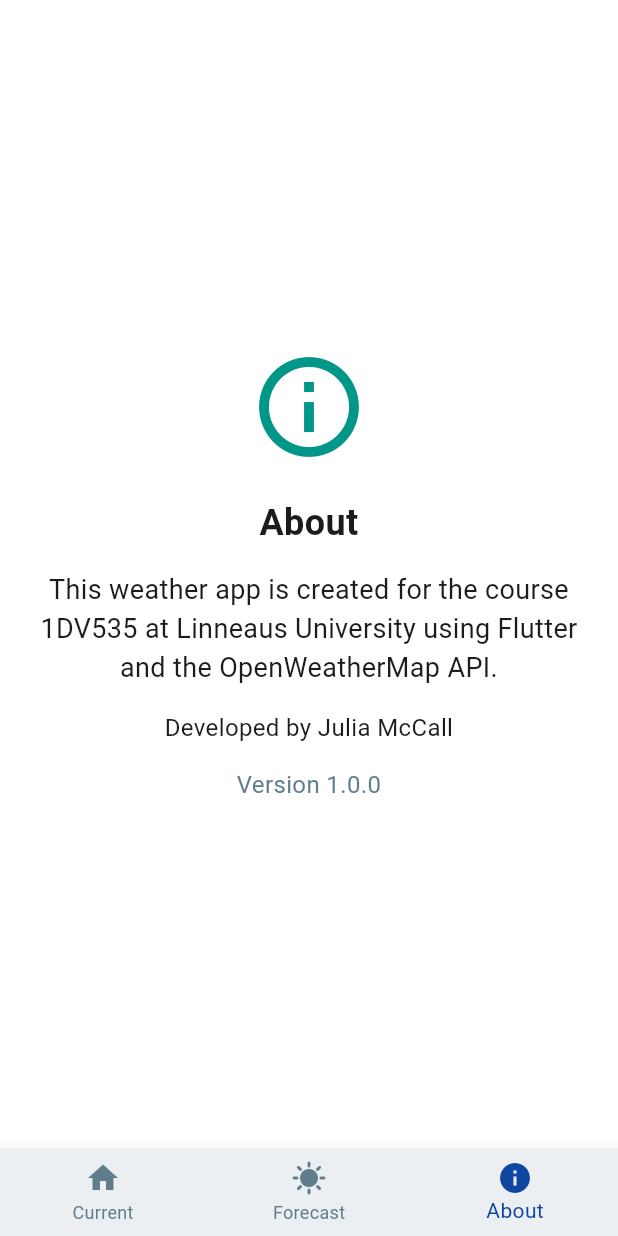
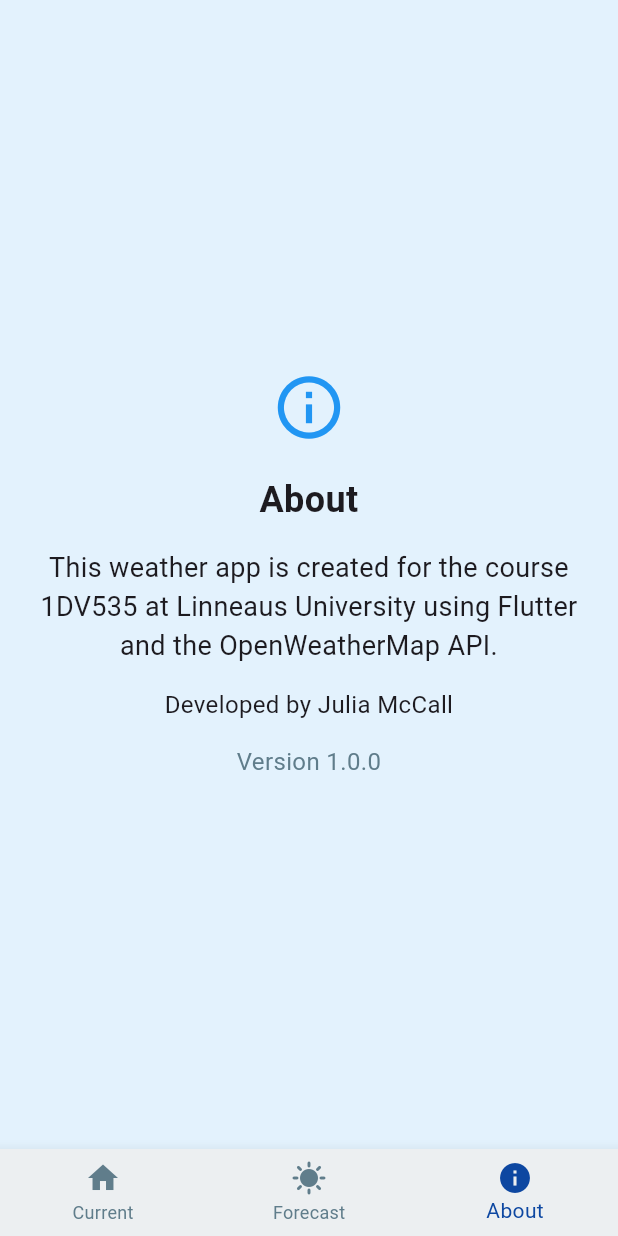
Before and after one commit to mccalljulia/weather_app, a Flutter app: the screen it shows after launch, item 3 of the bottom bar chosen, on a phone screen of 412 x 824 dp. Run offline on Flutter 3.47's test engine with Material 3 defaults, Android fonts, the phone set to English and light mode, and no system bars; our stand-ins replace flutter_dotenv, geolocator, google_fonts.

Commit message:
#9 Improve 'About' page ui

```diff
--- a/lib/pages/about_page.dart
+++ b/lib/pages/about_page.dart
@@ -11,14 +11,14 @@ class _AboutPageState extends State<AboutPage> {
   @override
   Widget build(BuildContext context) {
     return Scaffold(
-      backgroundColor: Colors.white,
+      backgroundColor: Colors.blue.shade50,
       body: Center(
         child: Padding(
           padding: const EdgeInsets.all(24),
           child: Column(
             mainAxisAlignment: MainAxisAlignment.center,
             children: const [
-              Icon(Icons.info_outline, size: 80, color: Colors.teal),
+              Icon(Icons.info_outline, size: 50, color: Colors.blue),
               SizedBox(height: 20),
               Text(
                 'About',
```
